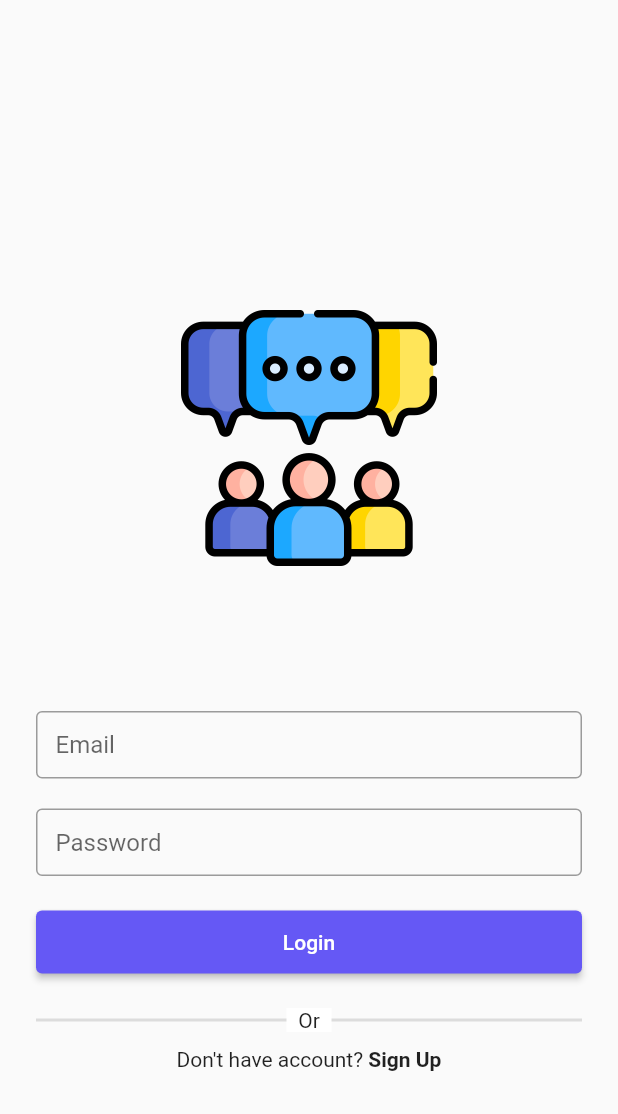
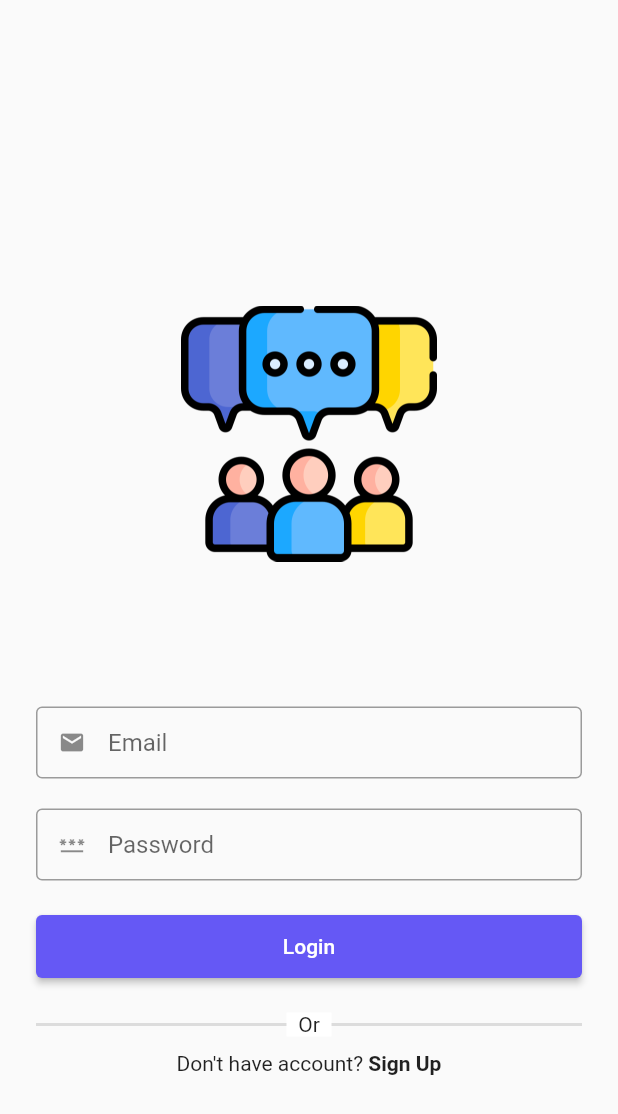
Before and after one commit to yashagozwan/discussin-mobile, a Flutter app: the screen it shows after launch, on a phone screen of 412 x 824 dp. Shown: the top 1114 px of the screen. Run offline on Flutter 3.47's test engine with Material 2 defaults, Android fonts, the phone set to English and light mode, and no system bars; our stand-ins replace flutter_riverpod.

Commit message:
add icon inside email & password

```diff
--- a/lib/src/screen/sign_in/sign_in_screen.dart
+++ b/lib/src/screen/sign_in/sign_in_screen.dart
@@ -40,6 +40,10 @@ class _SignInScreenState extends ConsumerState<SignInScreen> {
                     isDense: true,
                     hintText: 'Email',
                     border: OutlineInputBorder(),
+                    prefixIcon: Padding(
+                      padding: EdgeInsets.only(top: 0), // add padding to adjust icon
+                      child: Icon(Icons.email),
+                    ),
                   ),
                 ),
                 const SizedBox(
@@ -52,6 +56,10 @@ class _SignInScreenState extends ConsumerState<SignInScreen> {
                     isDense: true,
                     hintText: 'Password',
                     border: OutlineInputBorder(),
+                    prefixIcon: Padding(
+                      padding: EdgeInsets.only(top: 0), // add padding to adjust icon
+                      child: Icon(Icons.password),
+                    ),
                   ),
                 ),
                 const SizedBox(
```
